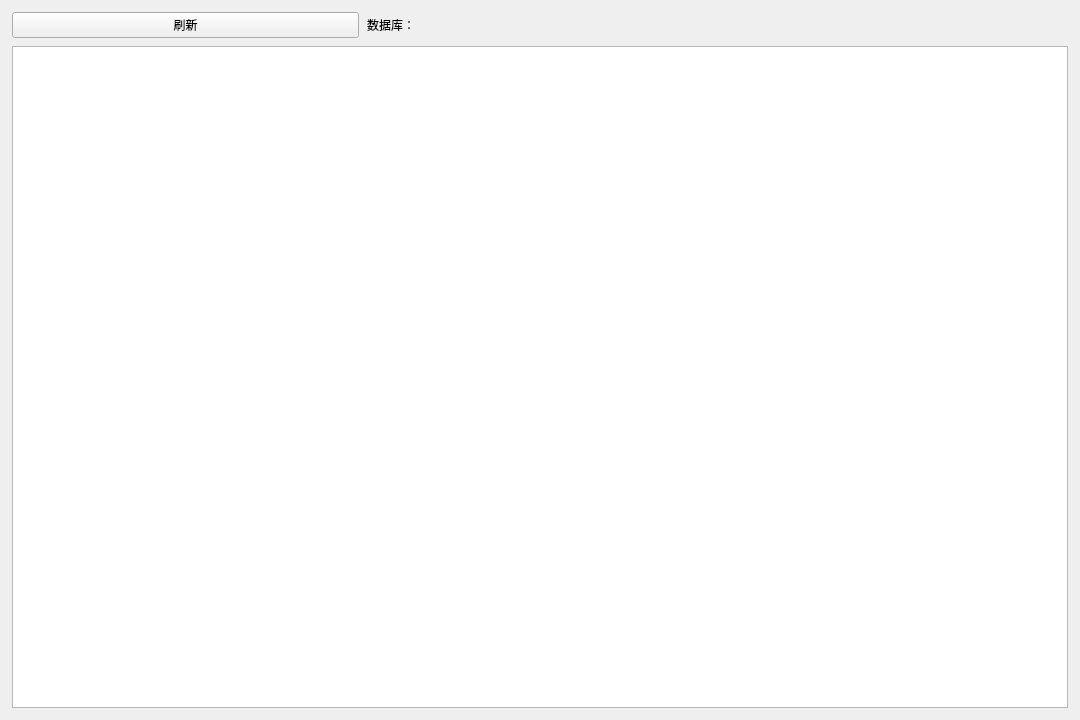
Above: FaultDiagnostic/TaskLogging/tasklogstatisticspage.ui from whaip/ATS before the change. Below: the same form after it.
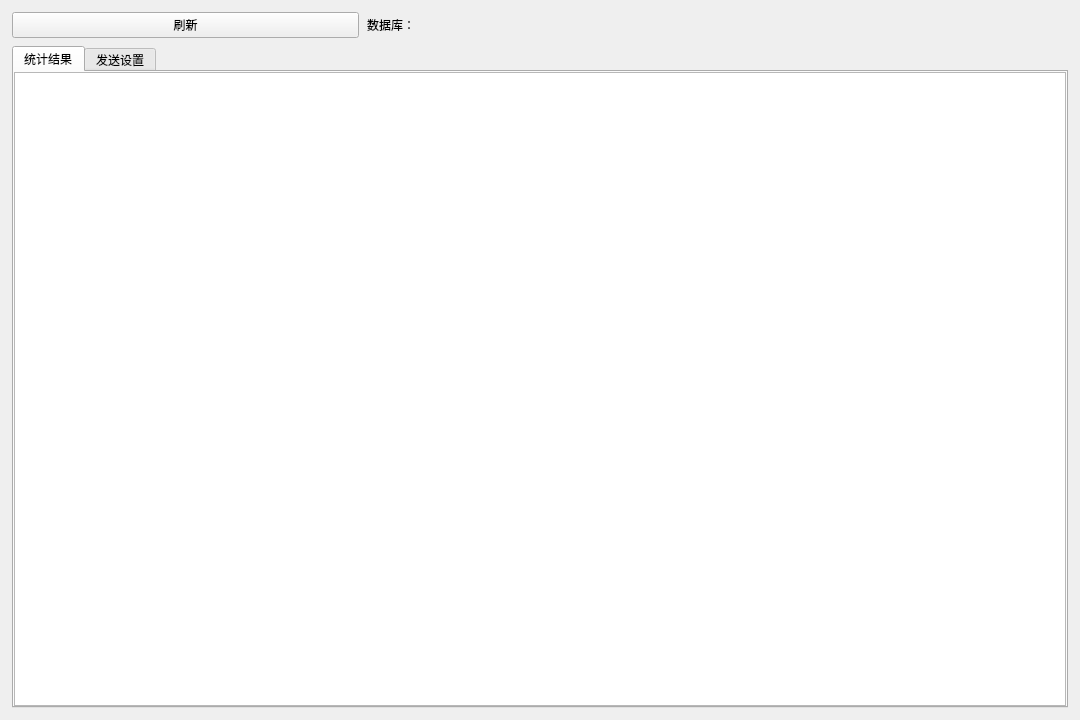
That is the form after the change.

```diff
--- a/FaultDiagnostic/TaskLogging/tasklogstatisticspage.ui
+++ b/FaultDiagnostic/TaskLogging/tasklogstatisticspage.ui
@@ -61,7 +61,52 @@
     </layout>
    </item>
    <item>
-    <widget class="QTableView" name="tableView"/>
+    <widget class="QTabWidget" name="tabWidget">
+     <property name="currentIndex">
+      <number>0</number>
+     </property>
+     <widget class="QWidget" name="statisticsTab">
+      <attribute name="title">
+       <string>统计结果</string>
+      </attribute>
+      <layout class="QVBoxLayout" name="statisticsTabLayout">
+       <property name="leftMargin">
+        <number>0</number>
+       </property>
+       <property name="topMargin">
+        <number>0</number>
+       </property>
+       <property name="rightMargin">
+        <number>0</number>
+       </property>
+       <property name="bottomMargin">
+        <number>0</number>
+       </property>
+       <item>
+        <widget class="QTableView" name="tableView"/>
+       </item>
+      </layout>
+     </widget>
+     <widget class="QWidget" name="transportTab">
+      <attribute name="title">
+       <string>发送设置</string>
+      </attribute>
+      <layout class="QVBoxLayout" name="transportTabLayout">
+       <property name="leftMargin">
+        <number>0</number>
+       </property>
+       <property name="topMargin">
+        <number>0</number>
+       </property>
+       <property name="rightMargin">
+        <number>0</number>
+       </property>
+       <property name="bottomMargin">
+        <number>0</number>
+       </property>
+      </layout>
+     </widget>
+    </widget>
    </item>
   </layout>
  </widget>
```
